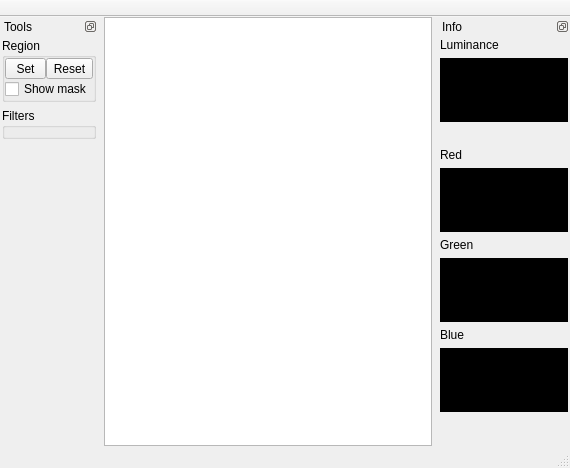
First picture: the form in mainwindow.ui, repository borman/mgraph01-editor, before the edit.
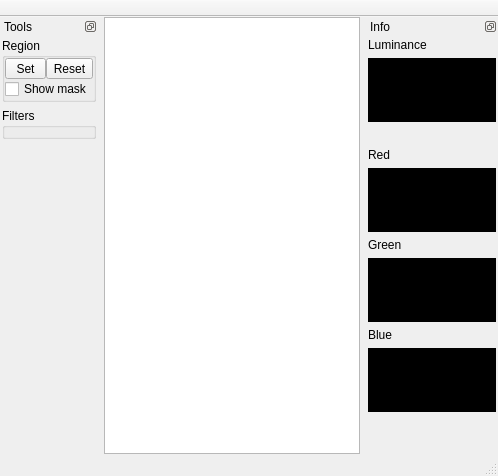
Second picture: the form after the edit.

```diff
--- a/mainwindow.ui
+++ b/mainwindow.ui
@@ -2,14 +2,6 @@
 <ui version="4.0">
  <class>MainWindow</class>
  <widget class="QMainWindow" name="MainWindow">
-  <property name="geometry">
-   <rect>
-    <x>0</x>
-    <y>0</y>
-    <width>570</width>
-    <height>468</height>
-   </rect>
-  </property>
   <property name="windowTitle">
    <string>Image Editor</string>
   </property>
@@ -41,7 +33,7 @@
    </attribute>
    <widget class="QWidget" name="dockToolsContents">
     <property name="sizePolicy">
-     <sizepolicy hsizetype="Fixed" vsizetype="Preferred">
+     <sizepolicy hsizetype="Maximum" vsizetype="Preferred">
       <horstretch>0</horstretch>
       <verstretch>0</verstretch>
      </sizepolicy>
@@ -141,7 +133,7 @@
   </widget>
   <widget class="QDockWidget" name="dockInfo">
    <property name="sizePolicy">
-    <sizepolicy hsizetype="Minimum" vsizetype="Preferred">
+    <sizepolicy hsizetype="Maximum" vsizetype="Preferred">
      <horstretch>0</horstretch>
      <verstretch>0</verstretch>
     </sizepolicy>
```
